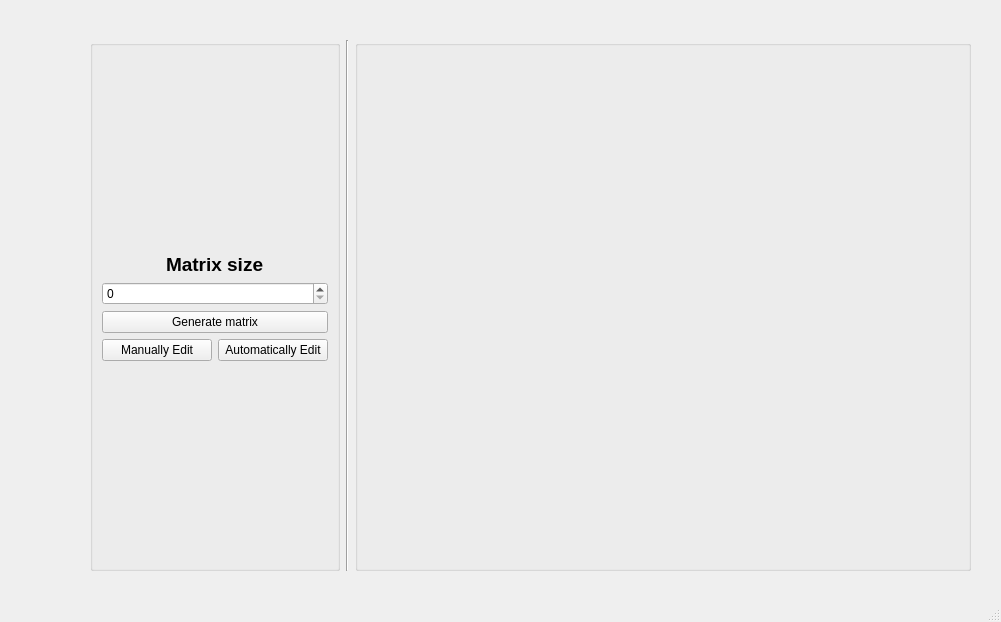
This is numberLink.ui in dangkh/NumberLink_SAT as Qt 5 draws it before an edit. The edited form follows.
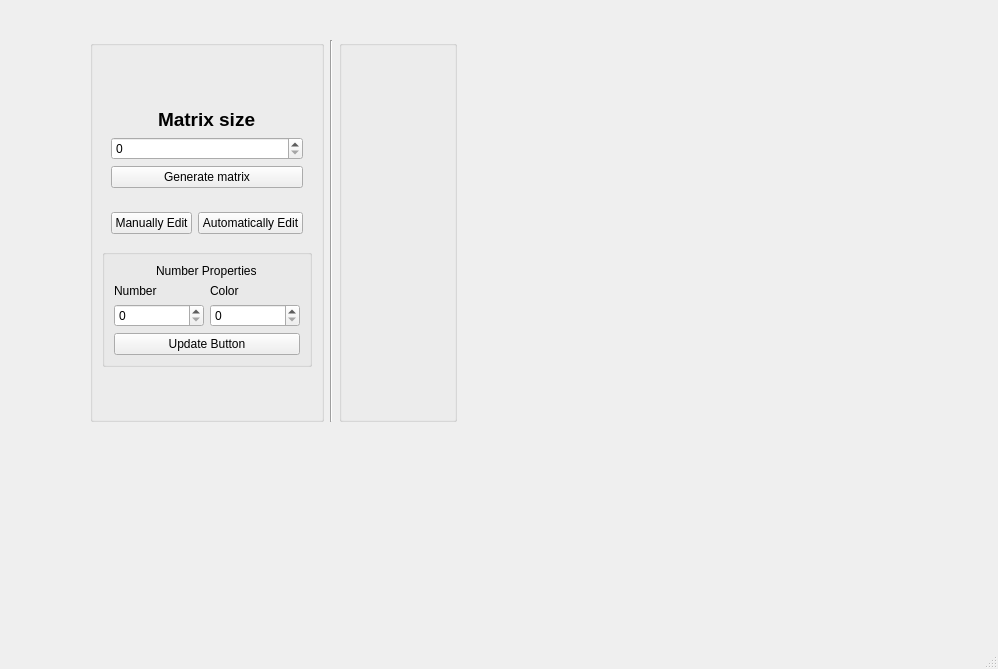
This is the edited form.

Commit message: add grid layout and add its own editable func

```diff
--- a/numberLink.ui
+++ b/numberLink.ui
@@ -6,8 +6,8 @@
    <rect>
     <x>0</x>
     <y>0</y>
-    <width>1001</width>
-    <height>622</height>
+    <width>998</width>
+    <height>669</height>
    </rect>
   </property>
   <property name="windowTitle">
@@ -19,8 +19,8 @@
      <rect>
       <x>90</x>
       <y>40</y>
-      <width>881</width>
-      <height>531</height>
+      <width>367</width>
+      <height>382</height>
      </rect>
     </property>
     <layout class="QHBoxLayout" name="horizontalLayout">
@@ -28,7 +28,7 @@
       <widget class="QGroupBox" name="optionBox">
        <property name="maximumSize">
         <size>
-         <width>250</width>
+         <width>300</width>
          <height>16777215</height>
         </size>
        </property>
@@ -49,7 +49,10 @@
           </property>
          </spacer>
         </item>
-        <item alignment="Qt::AlignHCenter|Qt::AlignVCenter">
+        <item>
+         <widget class="QFrame" name="genMatrixFrame">
+          <layout class="QVBoxLayout" name="verticalLayout_4">
+           <item alignment="Qt::AlignHCenter">
          <widget class="QLabel" name="title">
           <property name="font">
            <font>
@@ -73,23 +76,79 @@
           </property>
          </widget>
         </item>
+          </layout>
+         </widget>
+        </item>
         <item>
-         <layout class="QHBoxLayout" name="horizontalLayout_2">
+         <widget class="QFrame" name="editFrame">
+          <layout class="QHBoxLayout" name="editLayout">
           <item>
-           <widget class="QPushButton" name="pushButton">
+            <widget class="QPushButton" name="mEditBtn">
             <property name="text">
              <string>Manually Edit</string>
             </property>
            </widget>
           </item>
           <item>
-           <widget class="QPushButton" name="pushButton_2">
+            <widget class="QPushButton" name="auEditBtn">
             <property name="text">
              <string>Automatically Edit</string>
             </property>
            </widget>
           </item>
          </layout>
+         </widget>
+        </item>
+        <item>
+         <widget class="QGroupBox" name="numberPropGroup">
+          <property name="title">
+           <string/>
+          </property>
+          <layout class="QHBoxLayout" name="horizontalLayout_3">
+           <item>
+            <layout class="QVBoxLayout" name="verticalLayout_3">
+             <item alignment="Qt::AlignHCenter">
+              <widget class="QLabel" name="label">
+               <property name="text">
+                <string>Number Properties</string>
+               </property>
+              </widget>
+             </item>
+             <item>
+              <layout class="QGridLayout" name="gridLayout_2">
+               <item row="1" column="1">
+                <widget class="QSpinBox" name="colorSpinBox"/>
+               </item>
+               <item row="1" column="0">
+                <widget class="QSpinBox" name="numberSpinBox"/>
+               </item>
+               <item row="0" column="0">
+                <widget class="QLabel" name="label_2">
+                 <property name="text">
+                  <string>Number</string>
+                 </property>
+                </widget>
+               </item>
+               <item row="0" column="1">
+                <widget class="QLabel" name="label_3">
+                 <property name="text">
+                  <string>Color</string>
+                 </property>
+                </widget>
+               </item>
+              </layout>
+             </item>
+             <item>
+              <widget class="QPushButton" name="updateBtn">
+               <property name="text">
+                <string>Update Button</string>
+               </property>
+              </widget>
+             </item>
+            </layout>
+           </item>
+          </layout>
+         </widget>
         </item>
         <item>
          <spacer name="verticalSpacer">
```
Left out of the diff: 4 changed lines with no effect on the pictures. Lines whose indentation alone changed are shown as unchanged. The commit also changes 3 other files.
